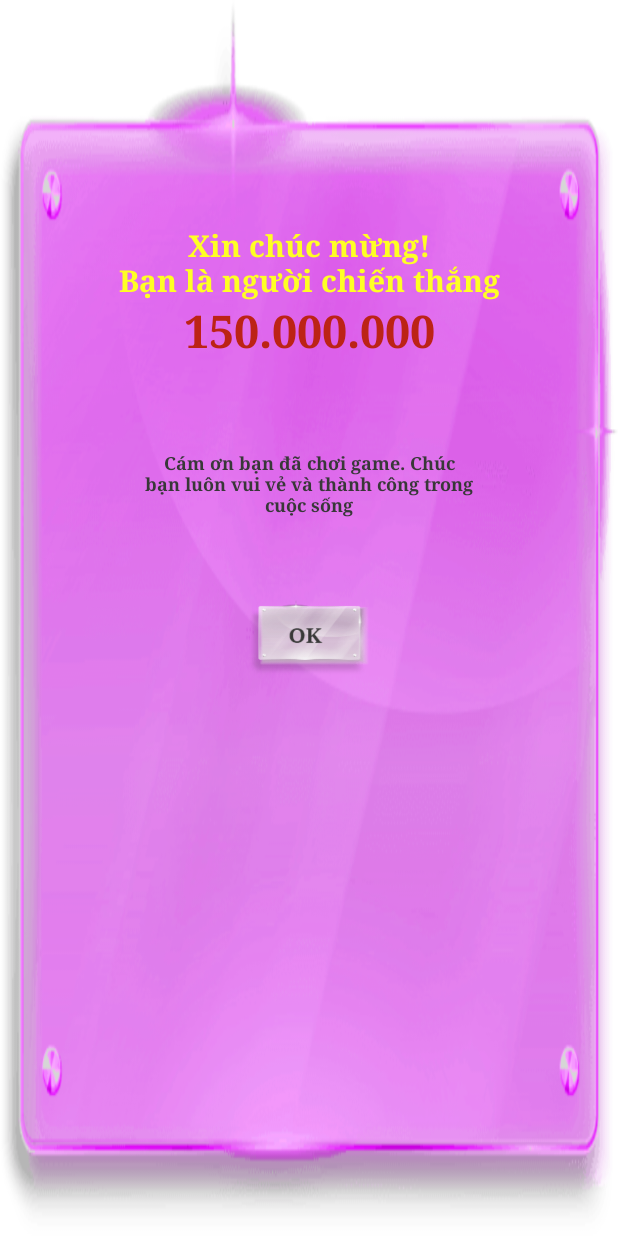
After one commit to FlagNguyen/AiLaTrieuPhu, an Android app: the layout dialog_finish.xml on its own in the app's theme, with its tools: preview values and no code run, on a phone screen of 412 x 824 dp. The commit adds this screen. Run offline under Robolectric (Android 15) with nearby library versions, the phone set to English and light mode, and no system bars.

Commit message:
Add game over dialog

```diff
--- a/app/src/main/java/com/example/ailatrieuphu/MainActivity.java
+++ b/app/src/main/java/com/example/ailatrieuphu/MainActivity.java
@@ -29,7 +29,7 @@ public class MainActivity extends AppCompatActivity {
     MediaPlayer mediaPlayer, media15;
 
     // Player current question
-    int currentPosition = 1;
+    public int currentPosition = 1;
     // Question's position in DB
     int questionId;
 
@@ -39,4 +39,8 @@ public class MainActivity extends AppCompatActivity {
         super.onCreate(savedInstanceState);
         setContentView(R.layout.activity_main);
     }
+
+    public void freeHeapMemory() {
+
+    }
 }
--- /dev/null
+++ b/app/src/main/res/layout/dialog_finish.xml
@@ -0,0 +1,60 @@
+<?xml version="1.0" encoding="utf-8"?>
+<FrameLayout xmlns:android="http://schemas.android.com/apk/res/android"
+    xmlns:app="http://schemas.android.com/apk/res-auto"
+    android:id="@+id/layout"
+    android:orientation="vertical"
+    android:layout_width="match_parent"
+    android:layout_height="match_parent"
+    android:background="@drawable/border_purple"
+    android:layout_gravity="center_horizontal"
+    style="@style/D1NoTitleDim"
+    >
+
+    <TextView
+        android:layout_width="260dp"
+        android:layout_height="wrap_content"
+        android:text="Xin chúc mừng!                            Bạn là người chiến thắng"
+        android:textAlignment="center"
+        android:textColor="#ffff24"
+        android:layout_marginTop="150dp"
+        android:textSize="20dp"
+        android:layout_gravity="center_horizontal"
+        android:textStyle="bold"
+        android:typeface="serif"
+        android:id="@+id/tvTitle"/>
+
+    <TextView
+        android:layout_width="260dp"
+        android:layout_height="wrap_content"
+        android:text="150.000.000"
+        android:textAlignment="center"
+        android:textColor="#bc2316"
+        android:layout_marginTop="200dp"
+        android:textSize="30dp"
+        android:layout_gravity="center_horizontal"
+        android:textStyle="bold"
+        android:typeface="serif"
+        android:id="@+id/tvMoney"/>
+
+    <TextView
+        android:layout_width="220dp"
+        android:layout_height="wrap_content"
+        android:layout_marginTop="300dp"
+        android:layout_gravity="center_horizontal"
+        android:text="Cám ơn bạn đã chơi game. Chúc bạn luôn vui vẻ và thành công trong cuộc sống"
+        android:textColor="#383838"
+        android:textStyle="bold"
+        android:typeface="serif"
+        android:gravity="center"
+        android:textSize="12dp"
+        android:id="@+id/tvMain"/>
+
+    <ImageButton
+        android:layout_width="80dp"
+        android:layout_height="50dp"
+        android:id="@+id/btnOk"
+        android:background="@drawable/ok_select"
+        android:layout_gravity="center_horizontal"
+        android:layout_marginTop="400dp"/>
+
+</FrameLayout>
--- /dev/null
+++ b/app/src/main/res/values/styles.xml
@@ -0,0 +1,24 @@
+<resources>
+
+    <!-- Base application theme. -->
+    <style name="AppTheme" parent="Theme.AppCompat.Light.DarkActionBar">
+        <!-- Customize your theme here. -->
+        <item name="colorPrimary">@color/design_default_color_primary</item>
+        <item name="colorPrimaryDark">@color/design_default_color_primary_dark</item>
+        <item name="colorAccent">@color/design_default_color_background</item>
+    </style>
+
+    <style name="AppDialogTheme" parent="Theme.AppCompat.Dialog">
+        <!-- Customize your theme here. -->
+        <item name="windowActionBar">false</item>
+        <item name="android:windowNoTitle">true</item>
+    </style>
+
+    <style name="D1NoTitleDim" parent="android:style/Theme.Translucent">
+        <item name="android:windowNoTitle">true</item>
+        <item name="android:windowContentOverlay">@null</item>
+        <item name="android:backgroundDimEnabled">true</item>
+        <item name="android:background">@android:color/transparent</item>
+    </style>
+
+</resources>
```
Also changed, not shown: app/src/main/java/com/example/ailatrieuphu/function/end_game/FinishDialog.java (added, +78 -0 lines).
